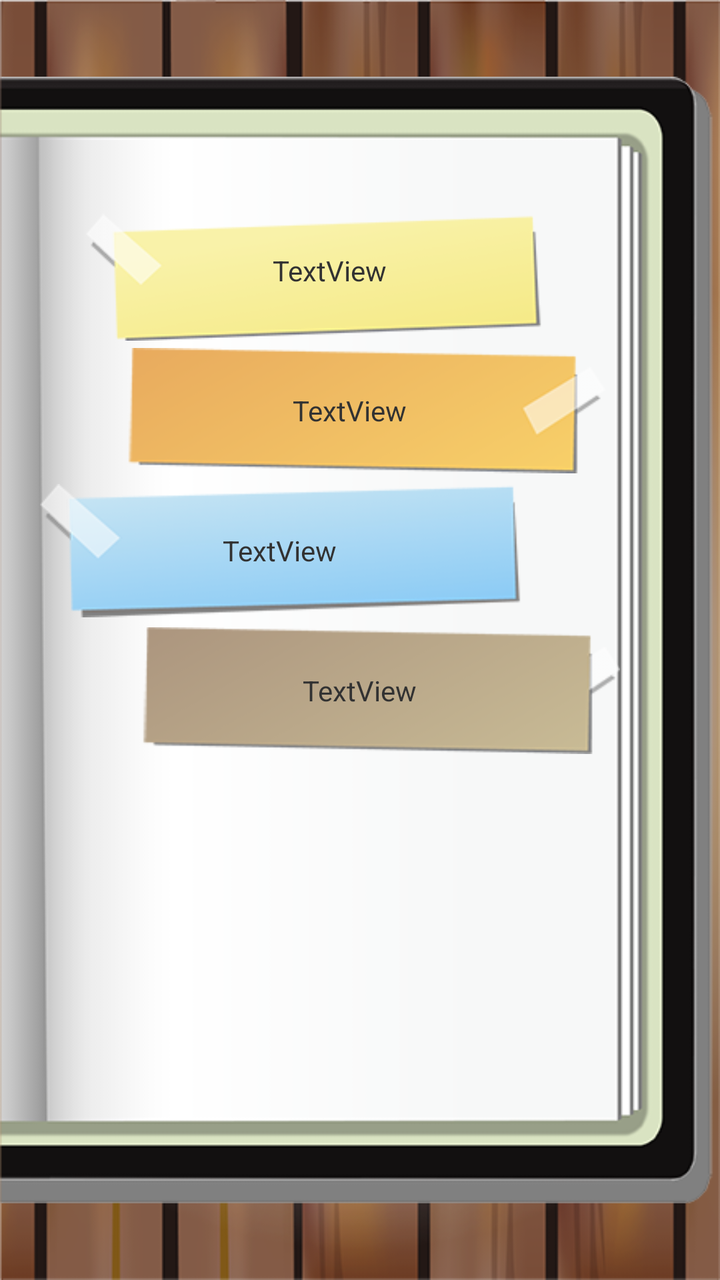
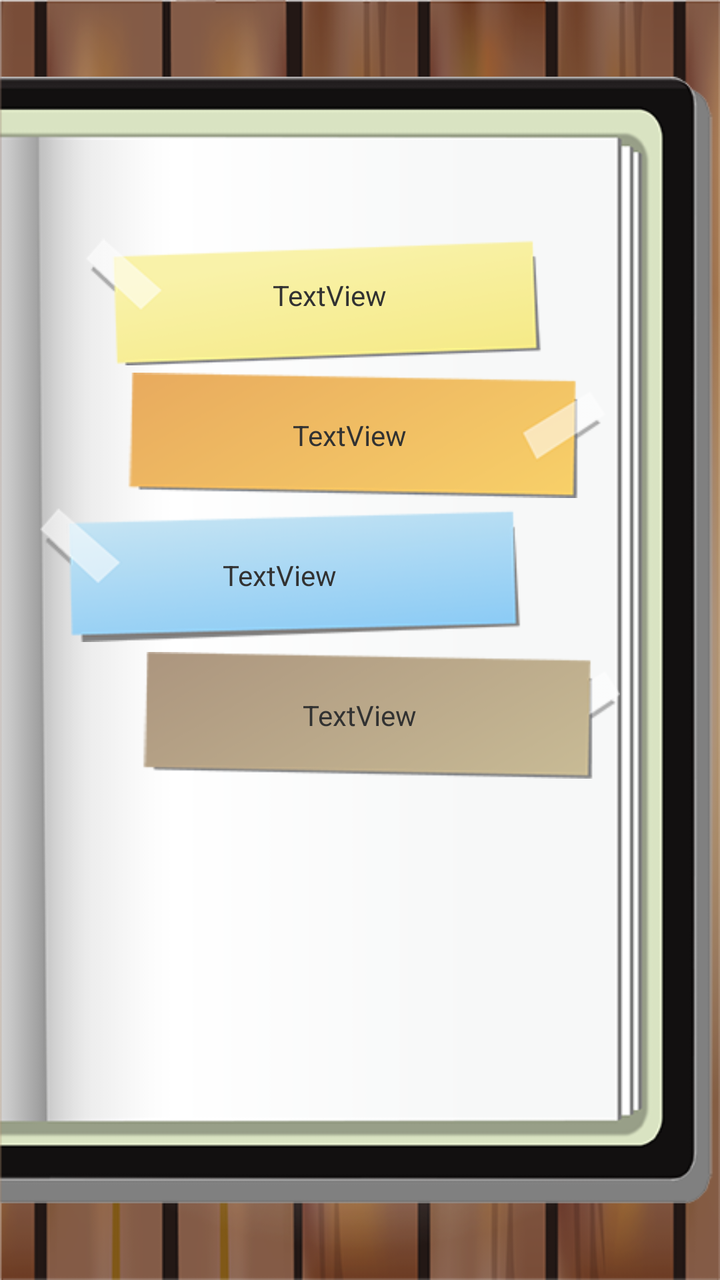

An Android layout rendered at two revisions. The XML below is the earlier revision; the diff shows what the commit changed to produce the second picture.
<!-- AndroidManifest.xml: application theme AppTheme -->
<!-- res/layout/activity_main.xml -->
<RelativeLayout xmlns:android="http://schemas.android.com/apk/res/android"
    xmlns:tools="http://schemas.android.com/tools"
    android:layout_width="match_parent"
    android:layout_height="match_parent"
    android:background="@drawable/bg_wood"
    tools:context=".MainActivity" >

    <ImageView
        android:id="@+id/imageView1"
        android:layout_width="match_parent"
        android:layout_height="match_parent"
        android:layout_alignParentLeft="true"
        android:src="@drawable/bg_book" />

    <LinearLayout
        android:id="@+id/linearLayout1"
        android:layout_width="match_parent"
        android:layout_height="wrap_content"
        android:layout_centerInParent="true"
        android:orientation="vertical" >

        <RelativeLayout
            android:layout_width="match_parent"
            android:layout_height="wrap_content" >

            <ImageButton
                android:id="@+id/btn_1"
                android:layout_width="match_parent"
                android:layout_height="70dp"
                android:background="@color/transparent"
                android:paddingLeft="20dp"
                android:paddingRight="30dp"
                android:scaleType="fitCenter"
                android:src="@drawable/btn_01" />

            <TextView
                android:id="@+id/text_1"
                android:layout_width="wrap_content"
                android:layout_height="wrap_content"
                android:layout_centerInParent="true"
                android:paddingRight="30dp"
                android:text="TextView" />
        </RelativeLayout>

        <RelativeLayout
            android:layout_width="match_parent"
            android:layout_height="wrap_content" >

            <ImageButton
                android:id="@+id/btn_2"
                android:layout_width="match_parent"
                android:layout_height="70dp"
                android:background="@color/transparent"
                android:paddingLeft="20dp"
                android:paddingRight="50dp"
                android:scaleType="fitCenter"
                android:src="@drawable/btn_02" />

            <TextView
                android:id="@+id/text_2"
                android:layout_width="wrap_content"
                android:layout_height="wrap_content"
                android:layout_centerInParent="true"
                android:paddingRight="10dp"
                android:text="TextView" />
        </RelativeLayout>

        <RelativeLayout
            android:layout_width="match_parent"
            android:layout_height="wrap_content" >

            <ImageButton
                android:id="@+id/btn_3"
                android:layout_width="match_parent"
                android:layout_height="70dp"
                android:background="@color/transparent"
                android:paddingLeft="20dp"
                android:paddingRight="50dp"
                android:scaleType="fitCenter"
                android:src="@drawable/btn_03" />

            <TextView
                android:id="@+id/text_3"
                android:layout_width="wrap_content"
                android:layout_height="wrap_content"
                android:layout_centerInParent="true"
                android:paddingRight="80dp"
                android:text="TextView" />
        </RelativeLayout>

        <RelativeLayout
            android:layout_width="match_parent"
            android:layout_height="wrap_content" >

            <ImageButton
                android:id="@+id/btn_4"
                android:layout_width="match_parent"
                android:layout_height="70dp"
                android:background="@color/transparent"
                android:paddingLeft="20dp"
                android:paddingRight="50dp"
                android:scaleType="fitCenter"
                android:src="@drawable/btn_04" />

            <TextView
                android:id="@+id/text_4"
                android:layout_width="wrap_content"
                android:layout_height="wrap_content"
                android:layout_centerInParent="true"
                android:text="TextView" />
        </RelativeLayout>

        <LinearLayout
            android:layout_width="match_parent"
            android:layout_height="wrap_content"
            android:orientation="vertical"
            android:paddingTop="50dp" >

            <ImageView
                android:id="@+id/imageView2"
                android:layout_width="match_parent"
                android:layout_height="85dp"
                android:layout_gravity="center"
                android:scaleType="fitCenter"
                android:src="@android:drawable/divider_horizontal_dark" />

            <TextView
                android:id="@+id/textView1"
                android:layout_width="wrap_content"
                android:layout_height="wrap_content"
                android:layout_gravity="center"
                android:textAppearance="?android:attr/textAppearanceMedium"
                android:text="" />

        </LinearLayout>

    </LinearLayout>

</RelativeLayout>
<!-- resources referenced by this layout -->
<resources>
  <color name="transparent">#00000000</color>
  <!-- drawable bg_book: png bitmap (drawable-mdpi, 14514 bytes) -->
  <!-- drawable bg_wood: png bitmap (drawable-mdpi, 216225 bytes) -->
  <!-- drawable btn_01: png bitmap (drawable-mdpi, 8864 bytes) -->
  <!-- drawable btn_02: png bitmap (drawable-mdpi, 8736 bytes) -->
  <!-- drawable btn_03: png bitmap (drawable-mdpi, 9684 bytes) -->
  <!-- drawable btn_04: png bitmap (drawable-mdpi, 8318 bytes) -->
  <style name="AppTheme" parent="AppBaseTheme">
          
      </style>
  <style name="AppBaseTheme" parent="android:Theme.Light">
  	    <item name="android:windowNoTitle">true</item>
          
      </style>
</resources>

<!-- the commit's change to res/layout/activity_main.xml (unified diff, before → after) -->
@@ -119,7 +119,7 @@
             <ImageView
                 android:id="@+id/imageView2"
                 android:layout_width="match_parent"
-                android:layout_height="85dp"
+                android:layout_height="60dp"
                 android:layout_gravity="center"
                 android:scaleType="fitCenter"
                 android:src="@android:drawable/divider_horizontal_dark" />
